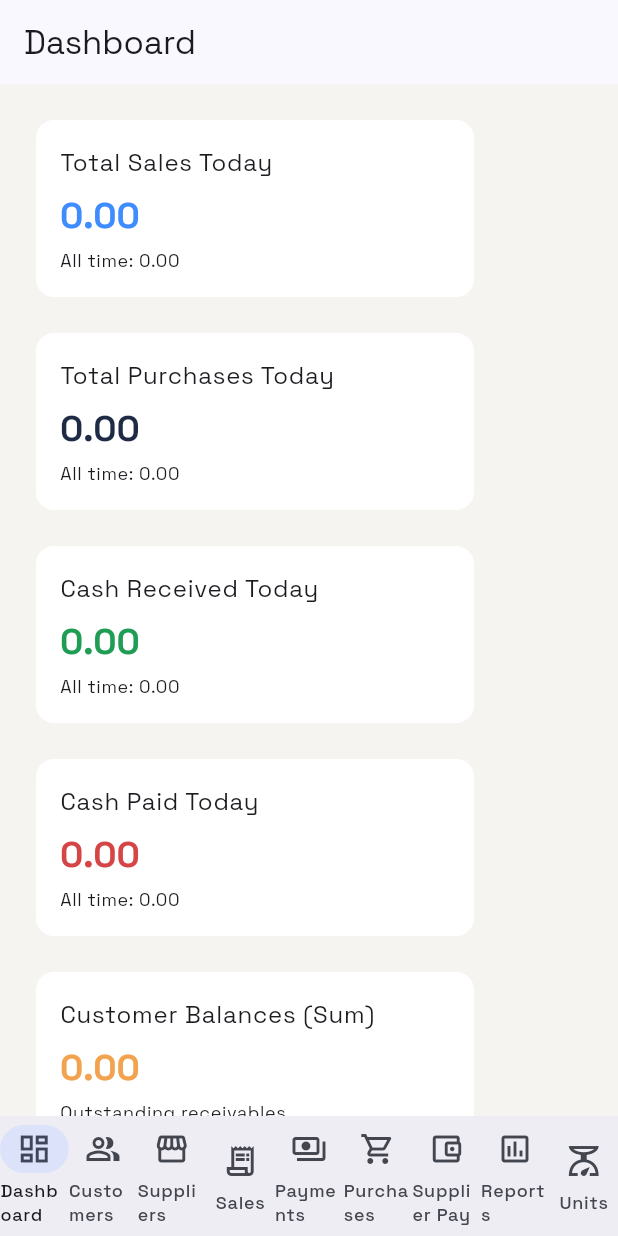
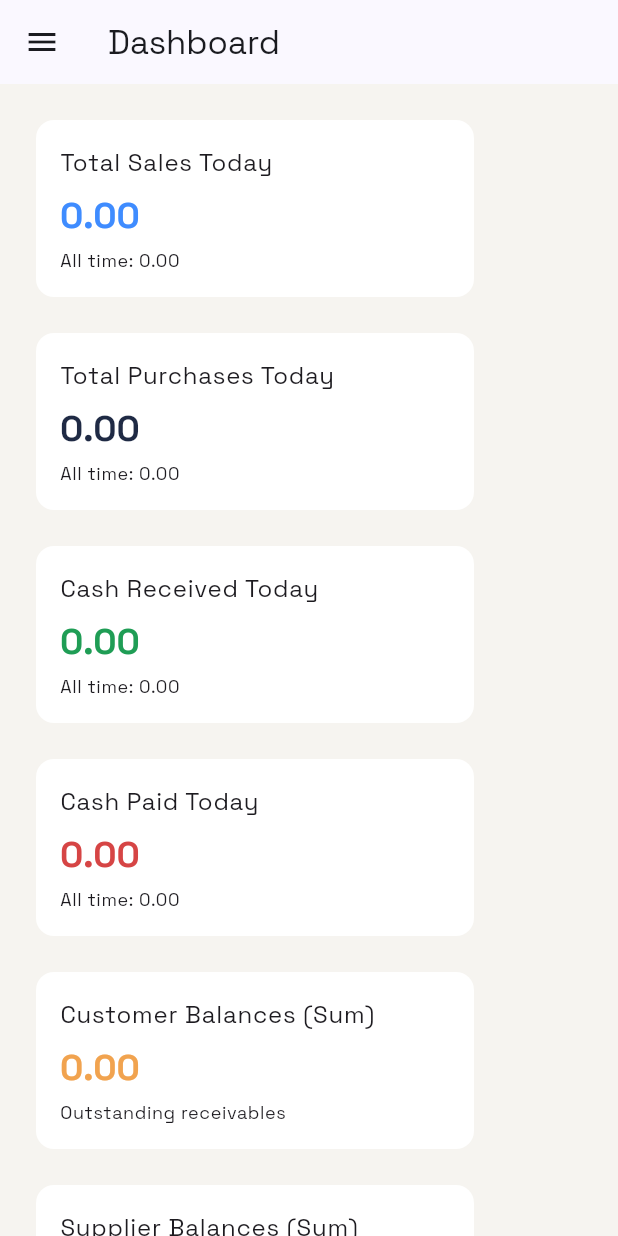
Before and after one commit to ahmadullahmukhlis/invest_system, a Flutter app: the screen it shows once a user with an empty profile is signed in, on a phone screen of 412 x 824 dp. Run offline on Flutter 3.47's test engine with Material 3 defaults, Android fonts, the phone set to English and light mode, and no system bars; our stand-ins replace connectivity_plus, firebase_auth, firebase_core, firebase_database, flutter_riverpod, google_fonts and 1 more; accounts and stored records are empty.

Commit message:
the problem of th drower is fxed

```diff
--- a/lib/core/widgets/app_shell.dart
+++ b/lib/core/widgets/app_shell.dart
@@ -1,4 +1,5 @@
 import 'package:flutter/material.dart';
+import 'package:flutter_riverpod/flutter_riverpod.dart';
 
 import '../../features/customers/presentation/customers_screen.dart';
 import '../../features/dashboard/presentation/dashboard_screen.dart';
@@ -9,92 +10,29 @@ import '../../features/sales/presentation/sales_screen.dart';
 import '../../features/suppliers/presentation/suppliers_screen.dart';
 import '../../features/supplier_payments/presentation/supplier_payments_screen.dart';
 import '../../features/units/presentation/units_screen.dart';
-import '../theme/app_colors.dart';
+import 'app_nav.dart';
 
-class AppShell extends StatefulWidget {
+class AppShell extends ConsumerWidget {
   const AppShell({super.key});
 
   @override
-  State<AppShell> createState() => _AppShellState();
-}
-
-class _AppShellState extends State<AppShell> {
-  int _index = 0;
-
-  final _items = const <_NavItem>[
-    _NavItem('Dashboard', Icons.dashboard_outlined),
-    _NavItem('Customers', Icons.people_alt_outlined),
-    _NavItem('Suppliers', Icons.storefront_outlined),
-    _NavItem('Sales', Icons.receipt_long_outlined),
-    _NavItem('Payments', Icons.payments_outlined),
-    _NavItem('Purchases', Icons.shopping_cart_outlined),
-    _NavItem('Supplier Pay', Icons.account_balance_wallet_outlined),
-    _NavItem('Reports', Icons.assessment_outlined),
-    _NavItem('Units', Icons.scale_outlined),
-  ];
-
-  @override
-  Widget build(BuildContext context) {
-    final screens = <Widget>[
-      const DashboardScreen(),
-      const CustomersScreen(),
-      const SuppliersScreen(),
-      const SalesScreen(),
-      const PaymentsScreen(),
-      const PurchasesScreen(),
-      const SupplierPaymentsScreen(),
-      const ReportsScreen(),
-      const UnitsScreen(),
+  Widget build(BuildContext context, WidgetRef ref) {
+    final index = ref.watch(navIndexProvider);
+    final screens = const <Widget>[
+      DashboardScreen(),
+      CustomersScreen(),
+      SuppliersScreen(),
+      SalesScreen(),
+      PaymentsScreen(),
+      PurchasesScreen(),
+      SupplierPaymentsScreen(),
+      ReportsScreen(),
+      UnitsScreen(),
     ];
 
-    return LayoutBuilder(
-      builder: (context, constraints) {
-        final isWide = constraints.maxWidth >= 900;
-        return Scaffold(
-          body: Row(
-            children: [
-              if (isWide)
-                NavigationRail(
-                  backgroundColor: AppColors.card,
-                  selectedIndex: _index,
-                  onDestinationSelected: (value) {
-                    setState(() => _index = value);
-                  },
-                  destinations: [
-                    for (final item in _items)
-                      NavigationRailDestination(
-                        icon: Icon(item.icon),
-                        label: Text(item.label),
-                      ),
-                  ],
-                ),
-              Expanded(child: screens[_index]),
-            ],
-          ),
-          bottomNavigationBar: isWide
-              ? null
-              : NavigationBar(
-                  selectedIndex: _index,
-                  onDestinationSelected: (value) {
-                    setState(() => _index = value);
-                  },
-                  destinations: [
-                    for (final item in _items)
-                      NavigationDestination(
-                        icon: Icon(item.icon),
-                        label: item.label,
-                      ),
-                  ],
-                ),
-        );
-      },
+    return IndexedStack(
+      index: index,
+      children: screens,
     );
   }
 }
-
-class _NavItem {
-  const _NavItem(this.label, this.icon);
-
-  final String label;
-  final IconData icon;
-}
--- a/lib/features/dashboard/presentation/dashboard_screen.dart
+++ b/lib/features/dashboard/presentation/dashboard_screen.dart
@@ -1,6 +1,7 @@
 import 'package:flutter/material.dart';
 import 'package:flutter_riverpod/flutter_riverpod.dart';
 
+import '../../../core/widgets/app_drawer.dart';
 import '../../../core/theme/app_colors.dart';
 import '../../../core/utils/formatters.dart';
 import '../../customers/data/customer_providers.dart';
@@ -43,7 +44,14 @@ class DashboardScreen extends ConsumerWidget {
     return Scaffold(
       appBar: AppBar(
         title: const Text('Dashboard'),
+        leading: Builder(
+          builder: (context) => IconButton(
+            icon: const Icon(Icons.menu),
+            onPressed: () => Scaffold.of(context).openDrawer(),
+          ),
+        ),
       ),
+      drawer: const AppDrawer(),
       body: ListView(
         padding: const EdgeInsets.all(20),
         children: [
```
Also changed, not shown: lib/core/widgets/app_drawer.dart (added, +54 -0 lines), lib/core/widgets/app_nav.dart (added, +23 -0 lines), lib/features/customers/presentation/customer_ledger_screen.dart (+8 -0 lines), lib/features/customers/presentation/customers_screen.dart (+8 -0 lines), lib/features/payments/presentation/payments_screen.dart (+8 -0 lines), lib/features/purchases/presentation/purchases_screen.dart (+8 -0 lines), lib/features/reports/presentation/reports_screen.dart (+10 -0 lines), lib/features/sales/presentation/sales_screen.dart (+8 -0 lines), lib/features/supplier_payments/presentation/supplier_payments_screen.dart (+8 -0 lines), lib/features/suppliers/presentation/suppliers_screen.dart (+8 -0 lines), lib/features/units/presentation/units_screen.dart (+8 -0 lines).
